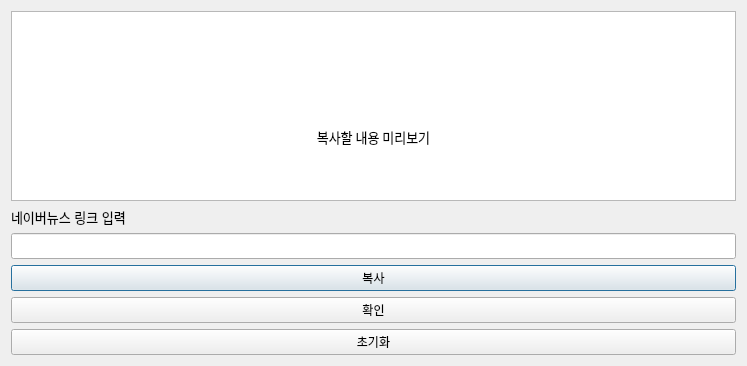
Before: the Qt Designer form main.ui in memoday/hangangUtil, drawn with Qt 5.
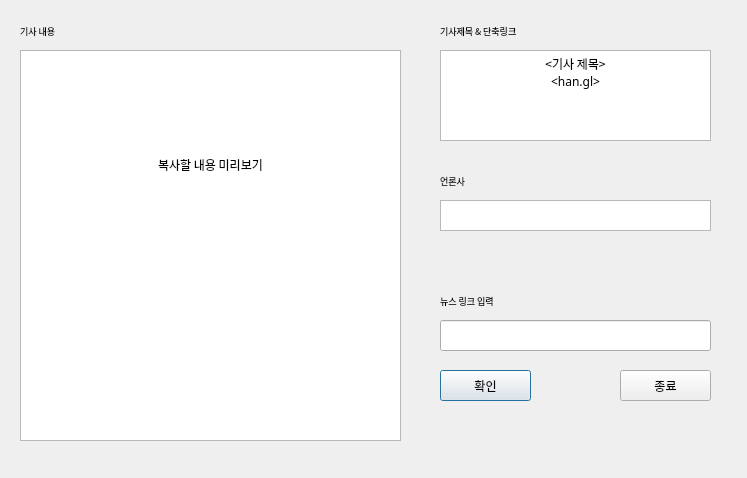
After: the same form once the commit is applied.

```diff
--- a/main.ui
+++ b/main.ui
@@ -7,21 +7,46 @@
     <x>0</x>
     <y>0</y>
     <width>747</width>
-    <height>366</height>
+    <height>478</height>
    </rect>
   </property>
   <property name="windowTitle">
    <string>Dialog</string>
   </property>
-  <layout class="QVBoxLayout" name="verticalLayout_2">
-   <item>
+  <widget class="QPushButton" name="btn_ok">
+   <property name="geometry">
+    <rect>
+     <x>440</x>
+     <y>370</y>
+     <width>91</width>
+     <height>31</height>
+    </rect>
+   </property>
+   <property name="autoFillBackground">
+    <bool>false</bool>
+   </property>
+   <property name="text">
+    <string>확인</string>
+   </property>
+  </widget>
     <widget class="QTextBrowser" name="output">
+   <property name="geometry">
+    <rect>
+     <x>20</x>
+     <y>50</y>
+     <width>381</width>
+     <height>391</height>
+    </rect>
+   </property>
      <property name="font">
       <font>
        <family>맑은 고딕</family>
-       <pointsize>10</pointsize>
-      </font>
-     </property>
+     <pointsize>9</pointsize>
+    </font>
+   </property>
+   <property name="cursor" stdset="0">
+    <cursorShape>IBeamCursor</cursorShape>
+   </property>
      <property name="toolTip">
       <string>&lt;html&gt;&lt;head/&gt;&lt;body&gt;&lt;p&gt;&lt;br/&gt;&lt;/p&gt;&lt;/body&gt;&lt;/html&gt;</string>
      </property>
@@ -29,36 +54,30 @@
       <string>&lt;!DOCTYPE HTML PUBLIC &quot;-//W3C//DTD HTML 4.0//EN&quot; &quot;http://www.w3.org/TR/REC-html40/strict.dtd&quot;&gt;
 &lt;html&gt;&lt;head&gt;&lt;meta name=&quot;qrichtext&quot; content=&quot;1&quot; /&gt;&lt;style type=&quot;text/css&quot;&gt;
 p, li { white-space: pre-wrap; }
-&lt;/style&gt;&lt;/head&gt;&lt;body style=&quot; font-family:'맑은 고딕'; font-size:10pt; font-weight:400; font-style:normal;&quot;&gt;
+&lt;/style&gt;&lt;/head&gt;&lt;body style=&quot; font-family:'맑은 고딕'; font-size:9pt; font-weight:400; font-style:normal;&quot;&gt;
 &lt;p align=&quot;center&quot; style=&quot; margin-top:0px; margin-bottom:0px; margin-left:0px; margin-right:0px; -qt-block-indent:0; text-indent:0px;&quot;&gt;&lt;br /&gt;&lt;/p&gt;
 &lt;p align=&quot;center&quot; style=&quot;-qt-paragraph-type:empty; margin-top:0px; margin-bottom:0px; margin-left:0px; margin-right:0px; -qt-block-indent:0; text-indent:0px;&quot;&gt;&lt;br /&gt;&lt;/p&gt;
 &lt;p align=&quot;center&quot; style=&quot; margin-top:0px; margin-bottom:0px; margin-left:0px; margin-right:0px; -qt-block-indent:0; text-indent:0px;&quot;&gt;&lt;br /&gt;&lt;br /&gt;&lt;br /&gt;복사할 내용 미리보기&lt;/p&gt;&lt;/body&gt;&lt;/html&gt;</string>
      </property>
     </widget>
-   </item>
-   <item>
-    <widget class="QLabel" name="label">
-     <property name="font">
-      <font>
-       <pointsize>10</pointsize>
-      </font>
-     </property>
-     <property name="text">
-      <string>네이버뉴스 링크 입력</string>
-     </property>
-     <property name="textFormat">
-      <enum>Qt::AutoText</enum>
-     </property>
-    </widget>
-   </item>
-   <item>
     <widget class="QLineEdit" name="input_link">
+   <property name="geometry">
+    <rect>
+     <x>440</x>
+     <y>320</y>
+     <width>271</width>
+     <height>31</height>
+    </rect>
+   </property>
      <property name="font">
       <font>
        <family>맑은 고딕</family>
-       <pointsize>10</pointsize>
-      </font>
-     </property>
+     <pointsize>9</pointsize>
+    </font>
+   </property>
+   <property name="contextMenuPolicy">
+    <enum>Qt::PreventContextMenu</enum>
+   </property>
      <property name="text">
       <string/>
      </property>
@@ -66,41 +85,169 @@
       <bool>true</bool>
      </property>
     </widget>
-   </item>
-   <item>
-    <widget class="QPushButton" name="btn_copy">
+  <widget class="QLabel" name="label">
+   <property name="geometry">
+    <rect>
+     <x>440</x>
+     <y>290</y>
+     <width>181</width>
+     <height>21</height>
+    </rect>
+   </property>
+   <property name="font">
+    <font>
+     <family>굴림</family>
+     <pointsize>7</pointsize>
+    </font>
+   </property>
+   <property name="text">
+    <string>뉴스 링크 입력</string>
+   </property>
+   <property name="textFormat">
+    <enum>Qt::AutoText</enum>
+   </property>
+  </widget>
+  <widget class="QTextBrowser" name="output_2">
+   <property name="geometry">
+    <rect>
+     <x>440</x>
+     <y>50</y>
+     <width>271</width>
+     <height>91</height>
+    </rect>
+   </property>
+   <property name="font">
+    <font>
+     <family>맑은 고딕</family>
+     <pointsize>9</pointsize>
+    </font>
+   </property>
+   <property name="cursor" stdset="0">
+    <cursorShape>IBeamCursor</cursorShape>
+   </property>
      <property name="toolTip">
-      <string>&lt;html&gt;&lt;head/&gt;&lt;body&gt;&lt;p&gt;미리보기의 내용을 복사합니다&lt;/p&gt;&lt;/body&gt;&lt;/html&gt;</string>
-     </property>
-     <property name="autoFillBackground">
-      <bool>false</bool>
-     </property>
+    <string/>
+   </property>
+   <property name="html">
+    <string>&lt;!DOCTYPE HTML PUBLIC &quot;-//W3C//DTD HTML 4.0//EN&quot; &quot;http://www.w3.org/TR/REC-html40/strict.dtd&quot;&gt;
+&lt;html&gt;&lt;head&gt;&lt;meta name=&quot;qrichtext&quot; content=&quot;1&quot; /&gt;&lt;style type=&quot;text/css&quot;&gt;
+p, li { white-space: pre-wrap; }
+&lt;/style&gt;&lt;/head&gt;&lt;body style=&quot; font-family:'맑은 고딕'; font-size:9pt; font-weight:400; font-style:normal;&quot;&gt;
+&lt;p align=&quot;center&quot; style=&quot; margin-top:0px; margin-bottom:0px; margin-left:0px; margin-right:0px; -qt-block-indent:0; text-indent:0px;&quot;&gt;&amp;lt;기사 제목&amp;gt;&lt;/p&gt;
+&lt;p align=&quot;center&quot; style=&quot; margin-top:0px; margin-bottom:0px; margin-left:0px; margin-right:0px; -qt-block-indent:0; text-indent:0px;&quot;&gt;&amp;lt;han.gl&amp;gt;&lt;/p&gt;&lt;/body&gt;&lt;/html&gt;</string>
+   </property>
+  </widget>
+  <widget class="QTextBrowser" name="output_3">
+   <property name="geometry">
+    <rect>
+     <x>440</x>
+     <y>200</y>
+     <width>271</width>
+     <height>31</height>
+    </rect>
+   </property>
+   <property name="font">
+    <font>
+     <family>맑은 고딕</family>
+     <pointsize>9</pointsize>
+    </font>
+   </property>
+   <property name="cursor" stdset="0">
+    <cursorShape>IBeamCursor</cursorShape>
+   </property>
+   <property name="toolTip">
+    <string/>
+   </property>
+   <property name="html">
+    <string>&lt;!DOCTYPE HTML PUBLIC &quot;-//W3C//DTD HTML 4.0//EN&quot; &quot;http://www.w3.org/TR/REC-html40/strict.dtd&quot;&gt;
+&lt;html&gt;&lt;head&gt;&lt;meta name=&quot;qrichtext&quot; content=&quot;1&quot; /&gt;&lt;style type=&quot;text/css&quot;&gt;
+p, li { white-space: pre-wrap; }
+&lt;/style&gt;&lt;/head&gt;&lt;body style=&quot; font-family:'맑은 고딕'; font-size:9pt; font-weight:400; font-style:normal;&quot;&gt;
+&lt;p align=&quot;center&quot; style=&quot;-qt-paragraph-type:empty; margin-top:0px; margin-bottom:0px; margin-left:0px; margin-right:0px; -qt-block-indent:0; text-indent:0px;&quot;&gt;&lt;br /&gt;&lt;/p&gt;&lt;/body&gt;&lt;/html&gt;</string>
+   </property>
+  </widget>
+  <widget class="QLabel" name="label_2">
+   <property name="geometry">
+    <rect>
+     <x>440</x>
+     <y>170</y>
+     <width>181</width>
+     <height>21</height>
+    </rect>
+   </property>
+   <property name="font">
+    <font>
+     <family>굴림</family>
+     <pointsize>7</pointsize>
+    </font>
+   </property>
      <property name="text">
-      <string>복사</string>
-     </property>
-    </widget>
-   </item>
-   <item>
-    <widget class="QPushButton" name="btn_ok">
-     <property name="autoFillBackground">
-      <bool>false</bool>
-     </property>
+    <string>언론사</string>
+   </property>
+   <property name="textFormat">
+    <enum>Qt::AutoText</enum>
+   </property>
+  </widget>
+  <widget class="QLabel" name="label_3">
+   <property name="geometry">
+    <rect>
+     <x>440</x>
+     <y>20</y>
+     <width>181</width>
+     <height>21</height>
+    </rect>
+   </property>
+   <property name="font">
+    <font>
+     <family>굴림</family>
+     <pointsize>7</pointsize>
+    </font>
+   </property>
      <property name="text">
-      <string>확인</string>
-     </property>
-    </widget>
-   </item>
-   <item>
-    <widget class="QPushButton" name="btn_reset">
+    <string>기사제목 &amp; 단축링크</string>
+   </property>
+   <property name="textFormat">
+    <enum>Qt::AutoText</enum>
+   </property>
+  </widget>
+  <widget class="QPushButton" name="btn_exit">
+   <property name="geometry">
+    <rect>
+     <x>620</x>
+     <y>370</y>
+     <width>91</width>
+     <height>31</height>
+    </rect>
+   </property>
      <property name="autoFillBackground">
       <bool>false</bool>
      </property>
      <property name="text">
-      <string>초기화</string>
-     </property>
-    </widget>
-   </item>
-  </layout>
+    <string>종료</string>
+   </property>
+  </widget>
+  <widget class="QLabel" name="label_4">
+   <property name="geometry">
+    <rect>
+     <x>20</x>
+     <y>20</y>
+     <width>181</width>
+     <height>21</height>
+    </rect>
+   </property>
+   <property name="font">
+    <font>
+     <family>굴림</family>
+     <pointsize>7</pointsize>
+    </font>
+   </property>
+   <property name="text">
+    <string>기사 내용</string>
+   </property>
+   <property name="textFormat">
+    <enum>Qt::AutoText</enum>
+   </property>
+  </widget>
  </widget>
  <resources/>
  <connections/>
```
Left out of the diff: 6 changed lines with no effect on the pictures. Lines whose indentation alone changed are shown as unchanged.
